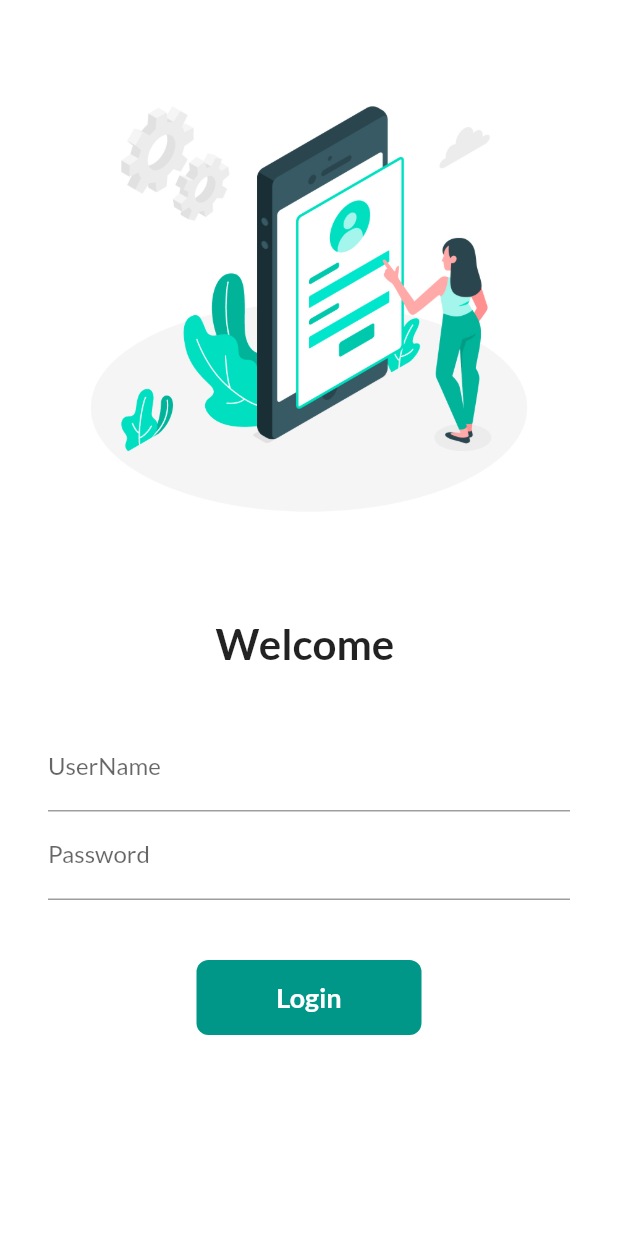
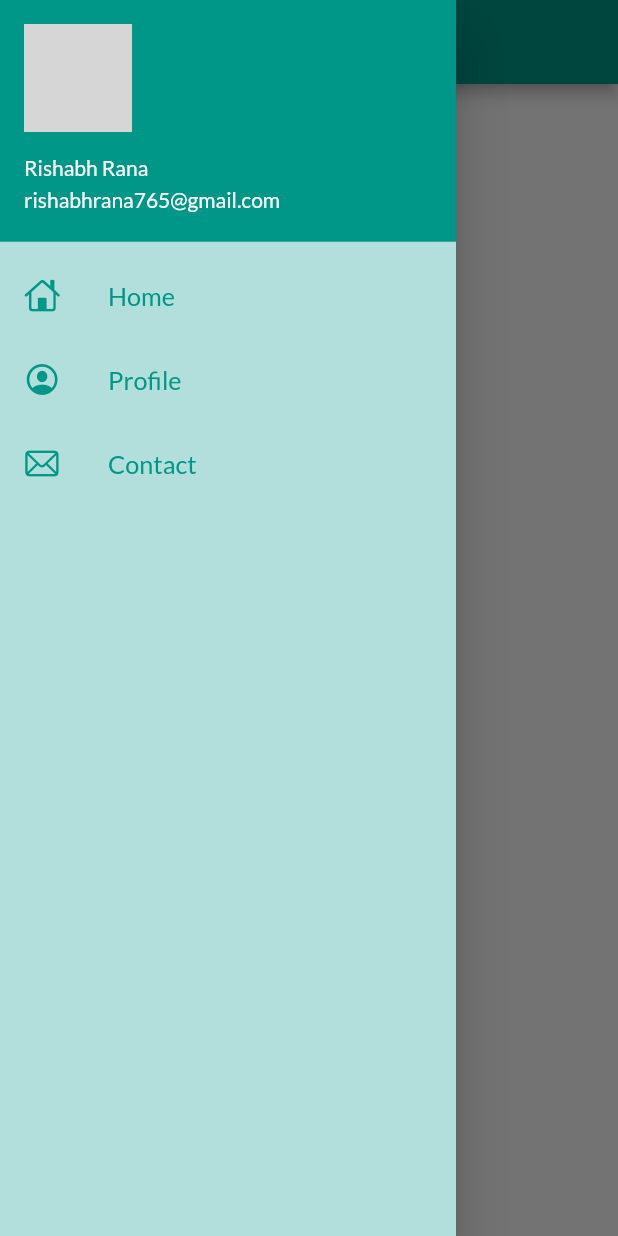
Before and after one commit to Rishabh767/30Daysofflutter, a Flutter app: the screen it shows after launch, with the side drawer open (before the commit the screen has no drawer), on a phone screen of 412 x 824 dp. Run offline on Flutter 3.47's test engine with Material 2 defaults, Android fonts, the phone set to English and light mode, and no system bars; our stand-ins replace google_fonts; network calls fail; grey boxes are pictures that could not be loaded.

Commit message:
Day9 Completed

```diff
--- a/lib/main.dart
+++ b/lib/main.dart
@@ -1,6 +1,7 @@
 import 'package:flutter/material.dart';
 import 'package:flutter_application_1/pages/home_page.dart';
 import 'package:flutter_application_1/pages/login_page.dart';
+import 'package:flutter_application_1/utils/routes.dart';
 import 'package:google_fonts/google_fonts.dart';
 
 void main() {
@@ -21,7 +22,8 @@ class MyApp extends StatelessWidget {
       darkTheme: ThemeData(
         brightness: Brightness.dark,
       ),
-      initialRoute: "/login", // this route will always launch first
+      debugShowCheckedModeBanner: false,
+      initialRoute: MyRoutes.homeRoute, // this route will always launch first
       routes: {
         "/": (context) => HomePage(),
         "/home": (context) => HomePage(),
--- a/lib/pages/home_page.dart
+++ b/lib/pages/home_page.dart
@@ -1,4 +1,5 @@
 import 'package:flutter/material.dart';
+import 'package:flutter_application_1/widgets/drawer.dart';
 
 class HomePage extends StatelessWidget {
   const HomePage({Key? key}) : super(key: key);
@@ -15,7 +16,7 @@ class HomePage extends StatelessWidget {
           child: Container(
         child: Text("MAIN PAGE "),
       )),
-      drawer: Drawer(),
+      drawer: MyDrawer(),
     ));
   }
 }
--- /dev/null
+++ b/lib/widgets/drawer.dart
@@ -0,0 +1,55 @@
+import 'package:flutter/cupertino.dart';
+import 'package:flutter/material.dart';
+
+class MyDrawer extends StatelessWidget {
+  const MyDrawer({Key? key}) : super(key: key);
+
+  @override
+  Widget build(BuildContext context) {
+    final imgUrl =
+        "https://instastory.net/gimages/https://instagram.fiev22-2.fna.fbcdn.net/v/t51.2885-19/s320x320/169497969_1644632092591408_4052803323558312961_n.jpg?tp=1&_nc_ht=instagram.fiev22-2.fna.fbcdn.net&_nc_ohc=vHaUq7MZFt0AX91C2MG&edm=ABfd0MgBAAAA&ccb=7-4&oh=11e710fddd0dcaf05adbccc77f09d908&oe=60E44803&_nc_sid=7bff83";
+    return Drawer(
+      child: Container(
+        color: Colors.teal[100],
+        child: ListView(
+          padding: EdgeInsets.zero,
+          children: [
+            DrawerHeader(
+                padding: EdgeInsets.zero,
+                child: UserAccountsDrawerHeader(
+                    margin: EdgeInsets.zero,
+                    accountName: Text("Rishabh Rana"),
+                    accountEmail: Text("rishabhrana765@gmail.com"),
+                    currentAccountPicture: CircleAvatar(
+                      backgroundImage: NetworkImage(imgUrl),
+                    ))),
+            ListTile(
+              leading: Icon(CupertinoIcons.home, color: Colors.teal),
+              title: Text(
+                "Home",
+                textScaleFactor: 1.2,
+                style: TextStyle(color: Colors.teal),
+              ),
+            ),
+            ListTile(
+              leading: Icon(CupertinoIcons.profile_circled, color: Colors.teal),
+              title: Text(
+                "Profile",
+                textScaleFactor: 1.2,
+                style: TextStyle(color: Colors.teal),
+              ),
+            ),
+            ListTile(
+              leading: Icon(CupertinoIcons.mail, color: Colors.teal),
+              title: Text(
+                "Contact",
+                textScaleFactor: 1.2,
+                style: TextStyle(color: Colors.teal),
+              ),
+            )
+          ],
+        ),
+      ),
+    );
+  }
+}
```
